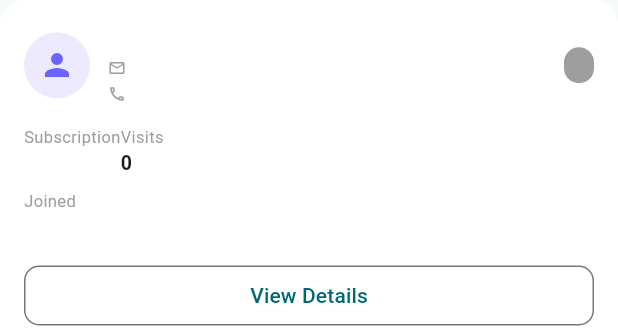
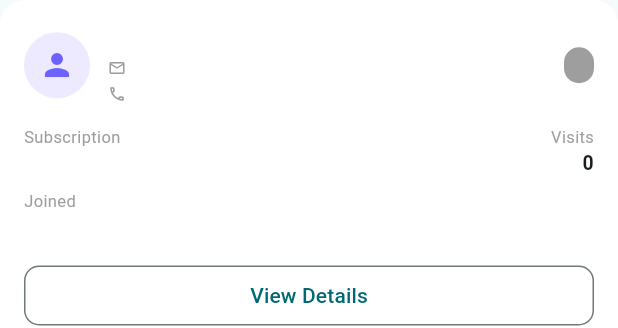
Before and after one commit to shaza2407/Titan_Gym-Mangement-Application, a Flutter app: the _ClientCard widget shown alone on an empty page, opened directly with empty values, on a phone screen of 412 x 824 dp. Shown: the top 328 px of the screen. Run offline on Flutter 3.47's test engine with Material 3 defaults, Android fonts, the phone set to English and light mode, and no system bars; our stand-ins replace connectivity_plus, device_info_plus, firebase_core, firebase_messaging, fl_chart, flutter_local_notifications and 3 more; missing offline and left inert: mobile_scanner, saver_gallery; accounts and stored records are empty; network calls fail.

Commit message:
Fixed FE bug in Admin_Client_Management

```diff
--- a/frontend/lib/features/admin/presentation/client_management_screen.dart
+++ b/frontend/lib/features/admin/presentation/client_management_screen.dart
@@ -513,13 +513,18 @@ class _ClientCard extends StatelessWidget {
           // Active/Expired/Suspended stats
           if (!isPending) ...[
             Row(
+              mainAxisAlignment: MainAxisAlignment.spaceBetween,
               children: [
                 _InfoCell(
                     label: 'Subscription',
                     value: member.subscription ?? '—'),
-                _InfoCell(
-                    label: 'Visits',
-                    value: '${member.visits ?? 0}'),
+                Column(
+                  crossAxisAlignment: CrossAxisAlignment.end,
+                  children: [
+                    Text('Visits', style: const TextStyle(color: Colors.grey, fontSize: 11)),
+                    Text('${member.visits ?? 0}', style: const TextStyle(fontWeight: FontWeight.w600, fontSize: 13)),
+                  ],
+                ),
               ],
             ),
             const SizedBox(height: 8),
```
Also changed, not shown: 2 other files.
